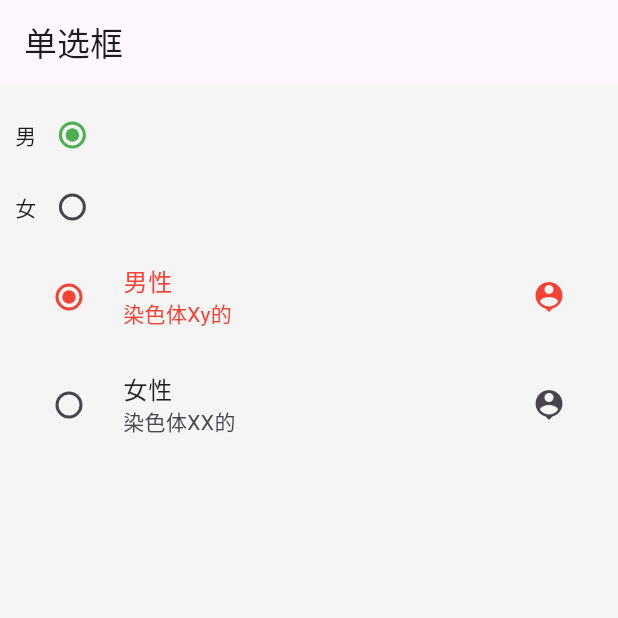
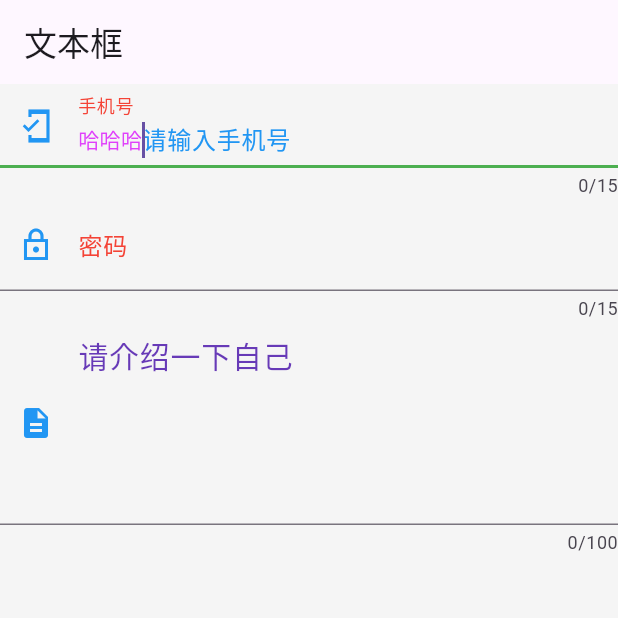
Before and after one commit to wxStart/flutter-dart-zhishi, a Flutter app: the screen it shows after launch, on a phone screen of 412 x 824 dp, the top half of it. Run offline on Flutter 3.47's test engine with Material 3 defaults, Android fonts, the phone set to English and light mode, and no system bars; our stand-ins replace dio, flutter_swiper_null_safety, shared_preferences.

Commit message:
文本域的内容

```diff
--- /dev/null
+++ b/lib/04表单/25.TextField.dart
@@ -0,0 +1,118 @@
+import 'package:flutter/material.dart';
+
+class MyApp extends StatelessWidget {
+  @override
+  Widget build(BuildContext context) {
+    return MaterialApp(
+      home: Scaffold(
+        backgroundColor: Colors.grey[100],
+        appBar: AppBar(
+          title: const Text('文本框'),
+        ),
+        body: TextFieldDemo(),
+      ),
+    );
+  }
+}
+
+class TextFieldDemo extends StatefulWidget {
+  const TextFieldDemo({super.key});
+
+  @override
+  State<TextFieldDemo> createState() => _TextFieldDemoState();
+}
+
+class _TextFieldDemoState extends State<TextFieldDemo> {
+  String phone = "";
+  String password = "";
+  String desc = '';
+
+  @override
+  Widget build(BuildContext context) {
+    return Column(
+      children: [
+        TextField(
+          autofocus: true, // 自动获取焦点
+          keyboardType: TextInputType.phone, //键盘类型
+          decoration: const InputDecoration(
+            prefixIcon: Icon(Icons.mobile_friendly_sharp),
+            prefixIconColor: Colors.blue, //
+
+            prefixText: '哈哈哈', // 前缀
+            prefixStyle: TextStyle(color: Colors.purpleAccent),
+
+            labelText: "手机号",
+            labelStyle: TextStyle(color: Colors.red),
+
+            hintText: "请输入手机号", // 得到焦点时候内容为空的占位
+            hintStyle: TextStyle(color: Colors.blue),
+            focusedBorder: UnderlineInputBorder(
+              //焦点时候设置
+              borderSide: BorderSide(
+                color: Colors.green,
+                width: 2.0,
+                style: BorderStyle.solid,
+              ),
+            ),
+            enabledBorder: UnderlineInputBorder(
+              // 默认时候的样式 就是没有焦点
+              //焦点时候设置
+              borderSide: BorderSide(
+                color: Colors.blue,
+                width: 2.0,
+                style: BorderStyle.solid,
+              ),
+            ),
+          ),
+
+          maxLength: 15, // 输入框允许的长度
+          onChanged: (value) {
+            setState(() {
+              phone = value;
+            });
+          },
+        ),
+        // 密码
+        TextField(
+          obscureText: true, // 加密的  密码类才有
+          keyboardType: TextInputType.text, //键盘类型
+          decoration: const InputDecoration(
+            prefixIcon: Icon(Icons.lock_outline_sharp),
+            prefixIconColor: Colors.blue, //
+            labelStyle: TextStyle(color: Colors.red),
+            labelText: "密码",
+            hintText: "请输入密码", // 内容为空的占位
+            hintStyle: TextStyle(color: Colors.deepPurple, fontSize: 20),
+          ),
+
+          maxLength: 15, // 输入框允许的长度
+          onChanged: (value) {
+            setState(() {
+              password = value;
+            });
+          },
+        ),
+        // 文本域
+        TextField(
+          keyboardType: TextInputType.text, //键盘类型
+          decoration: const InputDecoration(
+            prefixIcon: Icon(Icons.description),
+            prefixIconColor: Colors.blue, //
+            labelStyle: TextStyle(color: Colors.red),
+            hintText: "请介绍一下自己", // 内容为空的占位
+            hintStyle: TextStyle(color: Colors.deepPurple, fontSize: 20),
+          ),
+          maxLines: 5,
+          maxLength: 100, // 输入框允许的长度
+          onChanged: (value) {
+            setState(() {
+              password = value;
+            });
+          },
+        )
+
+        //
+      ],
+    );
+  }
+}
--- a/lib/main.dart
+++ b/lib/main.dart
@@ -27,7 +27,8 @@ import 'package:flutter/material.dart';
 
 // import './04表单/22.Switch.dart';
 // import './04表单/23.Checkbox.dart';
-import './04表单/24.Radio.dart';
+// import './04表单/24.Radio.dart';
+import './04表单/25.TextField.dart';
 
 void main() => runApp(MyApp());
 
```
